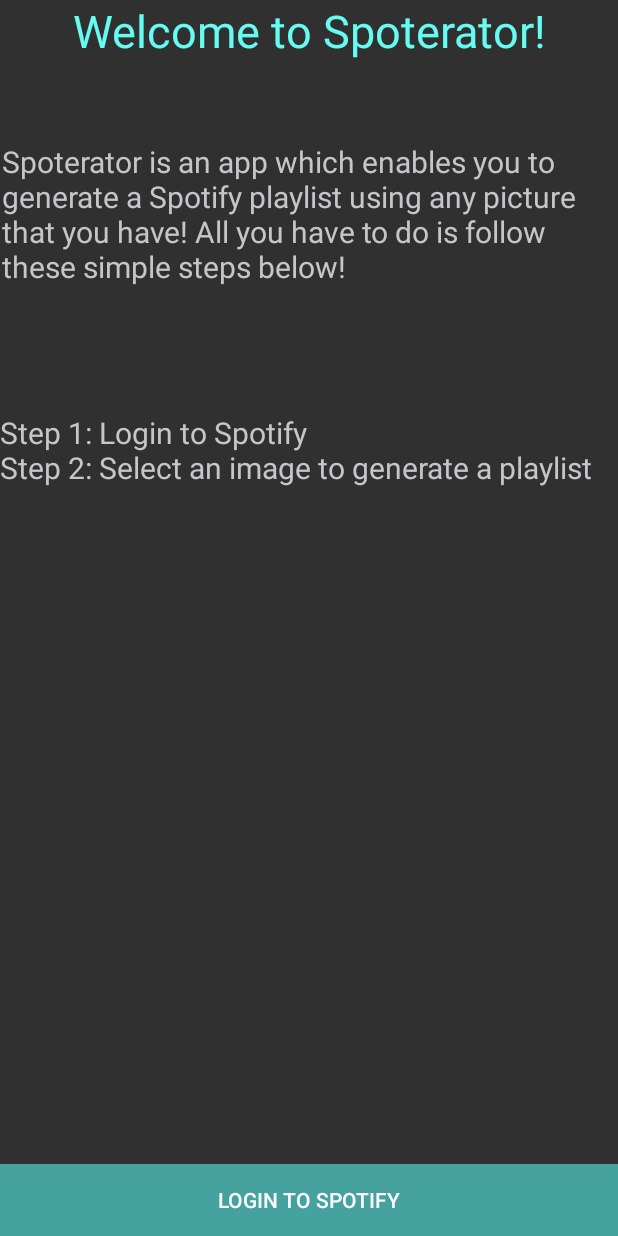
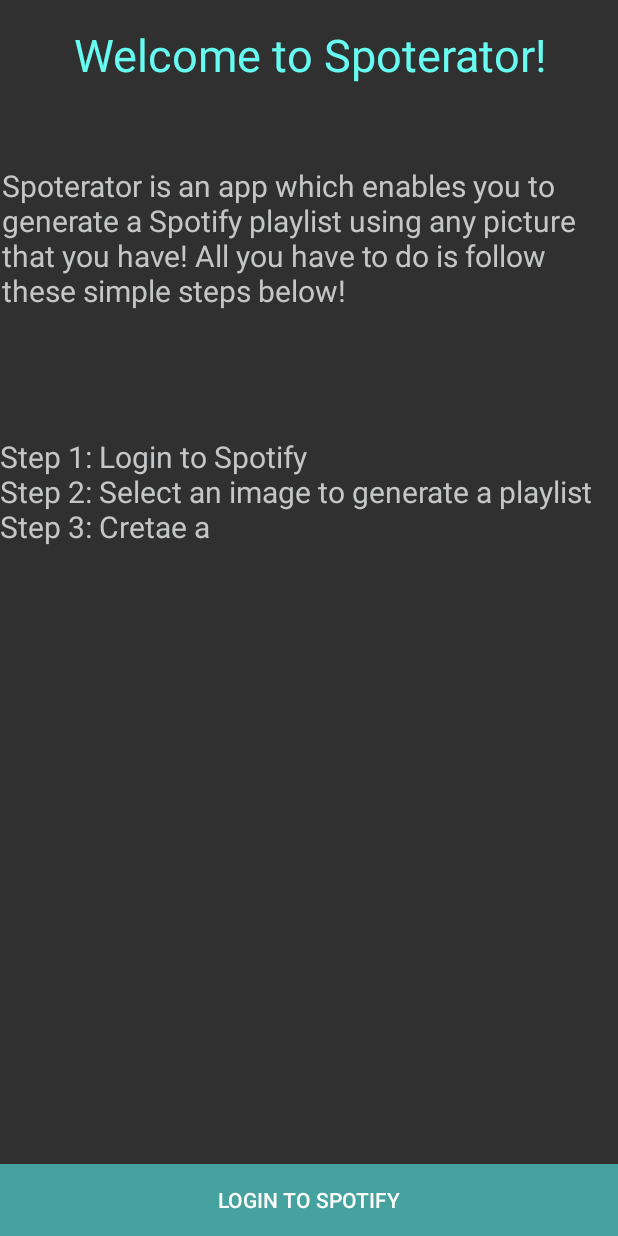
Before and after one commit to mineyev2/PicturePlaylist, an Android app: the screen it shows after launch (SpotifyLoginActivity), on a phone screen of 412 x 824 dp. Run offline under Robolectric (Android 15) with nearby library versions, the phone set to English and light mode, and no system bars; libraries missing offline, so code that uses them is left out: com.spotify.sdk, kaaes.spotify.webapi; Roboto replaces fonts that are not available here.

Commit message:
button ui stuff

```diff
--- a/app/src/main/java/com/example/testingimagerecognition/SpotifyLoginActivity.java
+++ b/app/src/main/java/com/example/testingimagerecognition/SpotifyLoginActivity.java
@@ -27,7 +27,6 @@ public class SpotifyLoginActivity extends AppCompatActivity {
     private static final String CLIENT_ID = "1b2c382ea028460aac34f3b0d1f10f80";
 
     String token;
-    BroadcastReceiver broadcastReceiver;
 
     @Override
     protected void onCreate(Bundle savedInstanceState) {
@@ -47,19 +46,6 @@ public class SpotifyLoginActivity extends AppCompatActivity {
             }
         });
 
-        broadcastReceiver = new BroadcastReceiver() {
-
-            @Override
-            public void onReceive(Context arg0, Intent intent) {
-                //System.out.println("broadcast received");
-                String action = intent.getAction();
-                if (action.equals("finish_activity")) {
-                    finish();
-                    // DO WHATEVER YOU WANT.
-                }
-            }
-        };
-        registerReceiver(broadcastReceiver, new IntentFilter("finish_activity"));
     }
 
 
@@ -104,10 +90,4 @@ public class SpotifyLoginActivity extends AppCompatActivity {
             }
         }
     }
-
-    protected void onStop() {
-        unregisterReceiver(broadcastReceiver);
-        super.onStop();
-    }
-
 }
--- a/app/src/main/res/layout/activity_launch.xml
+++ b/app/src/main/res/layout/activity_launch.xml
@@ -10,13 +10,13 @@
         android:id="@+id/textView"
         android:layout_width="413dp"
         android:layout_height="54dp"
+        android:layout_marginTop="16dp"
         android:fontFamily="@font/roboto_medium"
         android:text="@string/launcherIntro"
         android:textAlignment="center"
         android:textColor="@color/colorPrimary"
         android:textSize="30sp"
         app:layout_constraintEnd_toEndOf="parent"
-        app:layout_constraintHorizontal_bias="1.0"
         app:layout_constraintStart_toStartOf="parent"
         app:layout_constraintTop_toTopOf="parent" />
 
@@ -41,8 +41,9 @@
         android:text="@string/steps"
         android:textColor="#C5C6C7"
         android:textSize="20sp"
-        app:layout_constraintTop_toBottomOf="@+id/textView2"
-        tools:layout_editor_absoluteX="0dp" />
+        app:layout_constraintEnd_toEndOf="parent"
+        app:layout_constraintStart_toStartOf="parent"
+        app:layout_constraintTop_toBottomOf="@+id/textView2" />
 
     <Button
         android:id="@+id/loginButton"
--- a/app/src/main/res/values/strings.xml
+++ b/app/src/main/res/values/strings.xml
@@ -2,5 +2,5 @@
     <string name="app_name">Picture Playlist Generator</string>
     <string name = "launcherIntro">Welcome to Spoterator!</string>
     <string name = "explanation">Spoterator is an app which enables you to generate a Spotify playlist using any picture that you have! All you have to do is follow these simple steps below!</string>
-    <string name = "steps">\n\nStep 1: Login to Spotify\nStep 2: Select an image to generate a playlist</string>
+    <string name = "steps">\n\nStep 1: Login to Spotify\nStep 2: Select an image to generate a playlist\nStep 3: Cretae a </string>
 </resources>
```
Also changed, not shown: app/src/main/java/com/example/testingimagerecognition/PlaylistActivity.java (+3 -4 lines).
